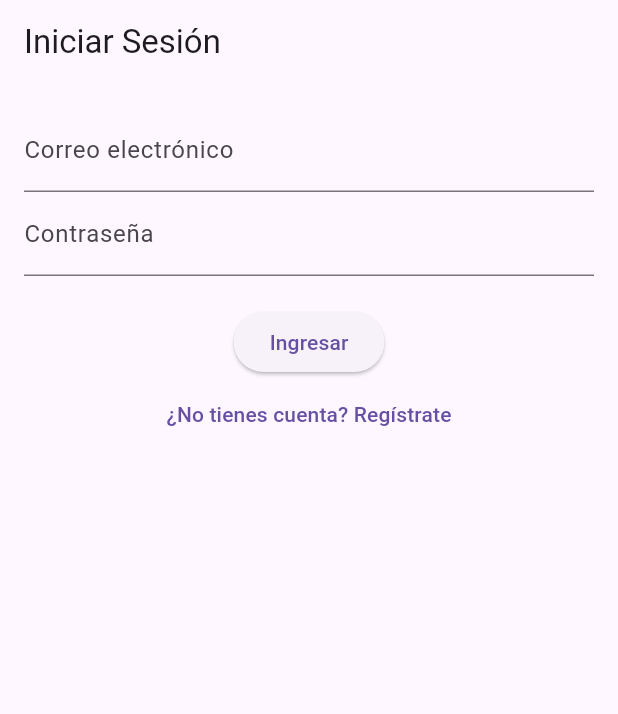
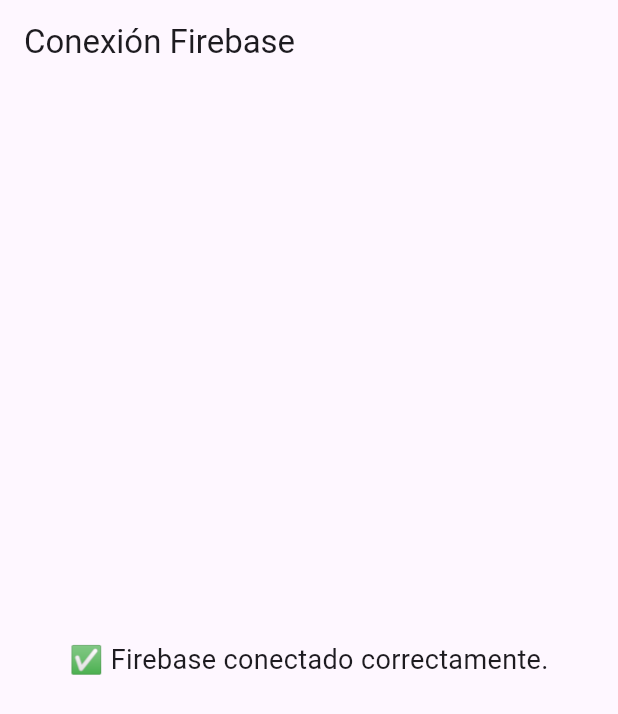
Before and after one commit to Kristen-07/App_Salud_Abue, a Flutter app: the screen it shows after launch, on a phone screen of 412 x 824 dp. Shown: the top 714 px of the screen. Run offline on Flutter 3.47's test engine with Material 3 defaults, Android fonts, the light colour scheme and no system bars; our stand-ins replace firebase_auth, firebase_core; accounts and stored records are empty.

Commit message:
Conexion con Firebase

```diff
--- a/lib/auth/login_page.dart
+++ b/lib/auth/login_page.dart
@@ -7,33 +7,8 @@
   Widget build(BuildContext context) {
     return Scaffold(
       appBar: AppBar(title: const Text('Iniciar Sesión')),
-      body: Padding(
-        padding: const EdgeInsets.all(16.0),
-        child: Column(
-          children: [
-            const TextField(
-              decoration: InputDecoration(labelText: 'Correo electrónico'),
-            ),
-            const TextField(
-              obscureText: true,
-              decoration: InputDecoration(labelText: 'Contraseña'),
-            ),
-            const SizedBox(height: 20),
-            ElevatedButton(
-              onPressed: () {
-                Navigator.pushReplacementNamed(context, '/home');
-              },
-              child: const Text('Ingresar'),
-            ),
-            TextButton(
-              onPressed: () {
-                Navigator.pushNamed(context, '/register');
-              },
-              child: const Text('¿No tienes cuenta? Regístrate'),
-            ),
-          ],
-        ),
-      ),
+      body: const Center(
+          child: Text('MUESTRA DE LA PANTALLA DE INICIO DE SESION  ')),
     );
   }
 }
--- a/lib/main.dart
+++ b/lib/main.dart
@@ -1,6 +1,5 @@
 import 'package:flutter/material.dart';
 import 'package:firebase_core/firebase_core.dart';
-import 'routes/app_routes.dart';
 import 'firebase_options.dart';
 
 void main() async {
@@ -8,22 +7,38 @@
   await Firebase.initializeApp(
     options: DefaultFirebaseOptions.currentPlatform,
   );
-  runApp(const TitaApp());
+  runApp(const MyApp());
 }
 
-class TitaApp extends StatelessWidget {
-  const TitaApp({super.key});
+class MyApp extends StatelessWidget {
+  const MyApp({super.key});
 
   @override
   Widget build(BuildContext context) {
     return MaterialApp(
       title: 'Tita App',
-      debugShowCheckedModeBanner: false,
-      initialRoute: '/login',
-      routes: appRoutes,
       theme: ThemeData(
         primarySwatch: Colors.teal,
-        fontFamily: 'Roboto',
+      ),
+      home: const FirebaseCheckPage(),
+    );
+  }
+}
+
+class FirebaseCheckPage extends StatelessWidget {
+  const FirebaseCheckPage({super.key});
+
+  @override
+  Widget build(BuildContext context) {
+    return Scaffold(
+      appBar: AppBar(
+        title: const Text('Conexión Firebase'),
+      ),
+      body: const Center(
+        child: Text(
+          '✅ Firebase conectado correctamente.',
+          style: TextStyle(fontSize: 18),
+        ),
       ),
     );
   }
```
Also changed, not shown: lib/modules/pressure_glucose/pressure_form.dart (+67 -2 lines), lib/modules/pressure_glucose/pressure_list.dart (+30 -0 lines).
